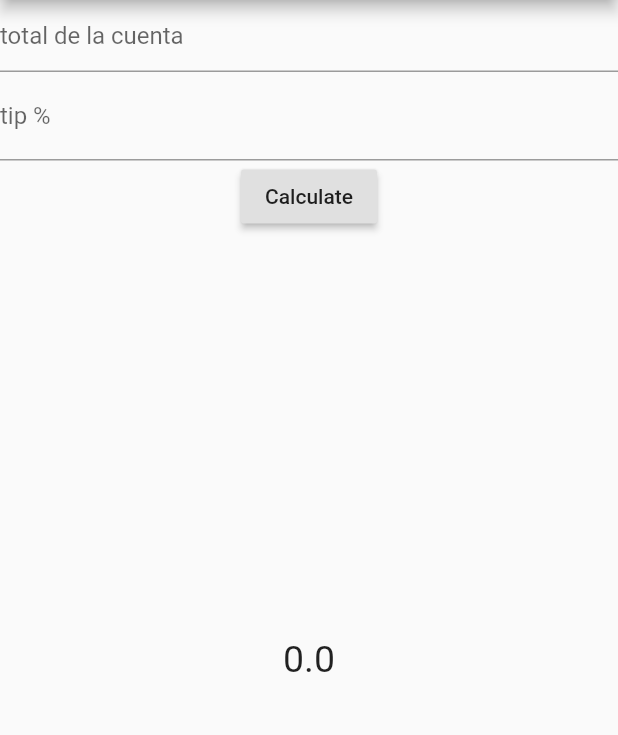
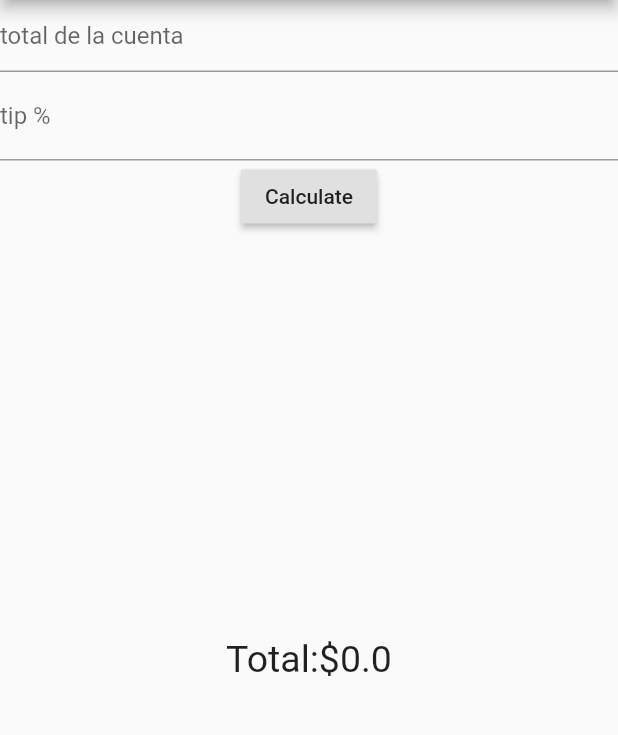
Before and after one commit to eddieware/tipcalculator1, a Flutter app: the screen it shows after launch, on a phone screen of 412 x 824 dp, the part 84-819 px from its top. Run offline on Flutter 3.47's test engine with Material 2 defaults, Android fonts, the phone set to English and light mode, and no system bars.

Commit message:
update symbol

```diff
--- a/lib/main.dart
+++ b/lib/main.dart
@@ -35,7 +35,7 @@ class _MyAppState extends State<MyApp> {
                    Container(
                       //color: Colors.green,
                       padding:EdgeInsets.symmetric(horizontal: 0,vertical: 270),
-                    child: Text('${_total}',style: _estiloTexto),
+                    child: Text('Total:\$$_total',style: _estiloTexto),
 
                    )
                  ],
```
